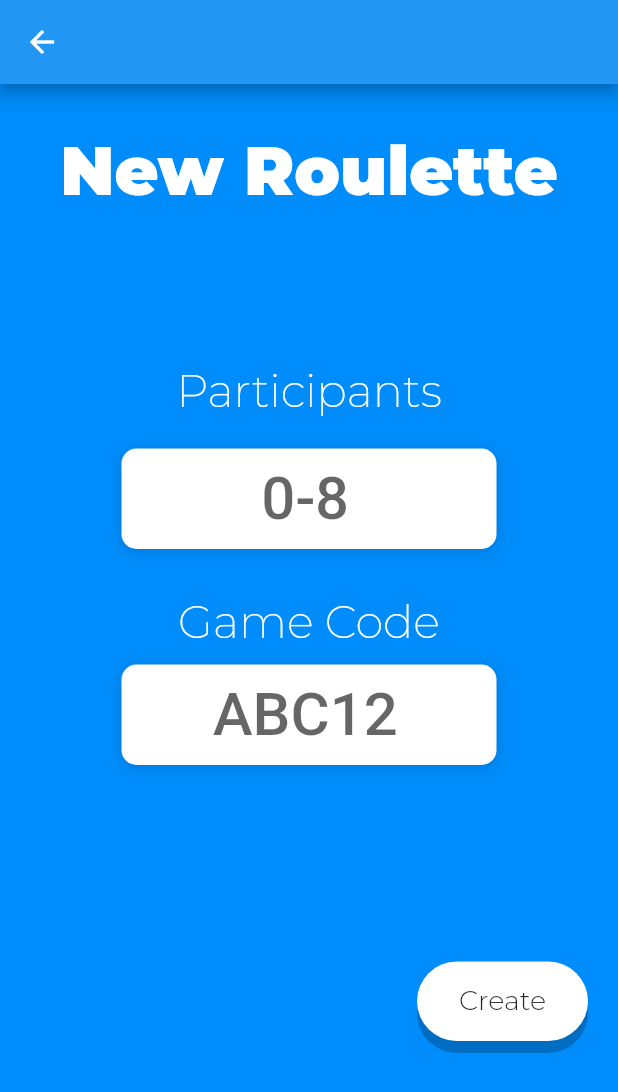
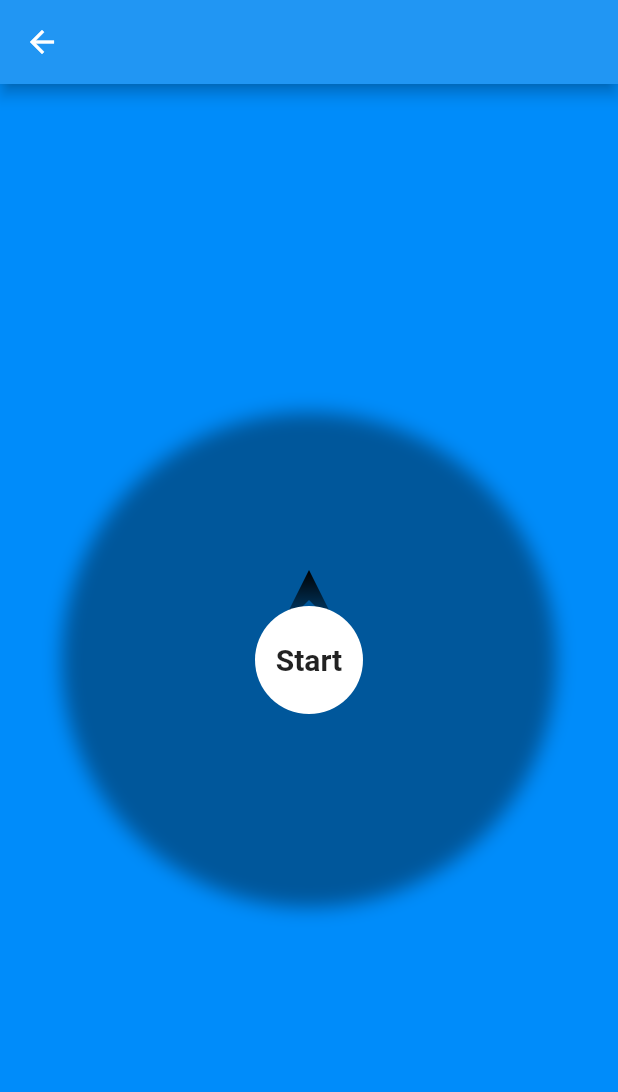
Before and after one commit to Pixele9/FlipIt, a Flutter app: the NewRoulette screen opened directly, after a tap on "Create", on a phone screen of 412 x 824 dp. Shown: the top 1092 px of the screen. Run offline on Flutter 3.47's test engine with Material 2 defaults, Android fonts, the phone set to English and light mode, and no system bars; our stand-ins replace google_fonts.

Commit message:
Roulette view

```diff
--- a/lib/screens/login.dart
+++ b/lib/screens/login.dart
@@ -57,7 +57,7 @@ class LoginPage extends StatelessWidget {
           ),
           child: FlatButton(
             onPressed: () {
-              if((usernameController.text == passwordController.text) && usernameController.text != '' && passwordController.text != ''){
+              if((usernameController.text == passwordController.text)){
                 login();
               } else {
                 final snackBar = SnackBar(
@@ -166,10 +166,10 @@ class LoginPage extends StatelessWidget {
             alignment: Alignment(-2.5, 0.9),
             child: Image(
               height: 307,
-              width: 361,
+              width: 290,
               image: AssetImage('assets/standing-6.png'),
               fit: BoxFit.contain,
-              alignment: Alignment.bottomLeft,
+              alignment: Alignment.bottomRight,
             ),
           ),
           Container(
--- a/lib/screens/new_roulette.dart
+++ b/lib/screens/new_roulette.dart
@@ -2,6 +2,8 @@ import 'package:flutter/material.dart';
 import '../utilities/constants.dart';
 import '../widgets/flipItInput.dart';
 import '../widgets/flipitButton.dart';
+import './roulette.dart';
+import '../utilities/authentication.dart';
 
 class NewRoulette extends StatelessWidget {
   @override
@@ -79,7 +81,9 @@ class NewRoulette extends StatelessWidget {
                               Container(
                               alignment: Alignment.bottomRight,
                               margin: const EdgeInsets.only(right: 20.0),
-                              child: flipItButton('Create', () => print('ok')),
+                              child: flipItButton('Create', () => {
+                                  Navigator.push(context, MaterialPageRoute(builder: (BuildContext context) => RoulettePage()))
+                              }),
                               )
                             ]
                               )
--- /dev/null
+++ b/lib/screens/roulette.dart
@@ -0,0 +1,181 @@
+import 'dart:ui';
+import 'package:flutter/material.dart';
+import '../utilities/board_view.dart';
+import '../utilities/constants.dart';
+import '../utilities/items.dart';
+import 'dart:math';
+
+class RoulettePage extends StatefulWidget {
+  @override
+  State<StatefulWidget> createState() {
+    return _RoulettePageState();
+  }
+}
+
+class _RoulettePageState extends State<RoulettePage> with SingleTickerProviderStateMixin {
+
+  // final TextEditingController optionController = new TextEditingController();
+  // final GlobalKey<FormState> _keyDialogForm = new GlobalKey<FormState>();
+  double _angle = 0;
+  double _current = 0;
+  AnimationController _ctrl;
+  Animation _ani;
+  List<Item> _items = [
+    Item(" ", Colors.accents[0]),
+  ];
+
+  @override
+  void initState() {
+    super.initState();
+    // optionController.text = "";
+    var _duration = Duration(milliseconds: 5000);
+    _ctrl = AnimationController(vsync: this, duration: _duration);
+    _ani = CurvedAnimation(parent: _ctrl, curve: Curves.fastLinearToSlowEaseIn);
+  }
+
+  @override
+  Widget build(BuildContext context) {
+
+    return Scaffold(
+          backgroundColor: primaryColor,
+          appBar: AppBar(),
+          body: Container(
+            child: AnimatedBuilder(
+                animation: _ani,
+                builder: (context, child) {
+                  final _value = _ani.value;
+                  final _angle = _value * this._angle;
+                  return Stack(
+                    alignment: Alignment.center,
+                    children: <Widget>[
+                      BoardView(items: _items, current: _current, angle: _angle),
+                      _buildGo(),
+                      _buildResult(_value),
+                      // FlatButton(
+                      //   onPressed: showOptionDialog(),
+                      //   child: null
+                      // )
+                    ],
+                  );
+                }),
+          ),
+    );
+  }
+
+  // showOptionDialog() {
+  //   return showDialog(
+  //       context: context,
+  //       builder: (BuildContext context) {
+  //         return AlertDialog(
+  //           title: Form(
+  //             key: _keyDialogForm,
+  //             child: Column(
+  //               children: <Widget>[
+  //                 TextFormField(
+  //                   decoration: const InputDecoration(
+  //                     icon: Icon(Icons.ac_unit),
+  //                   ),
+  //                   maxLength: 8,
+  //                   textAlign: TextAlign.center,
+  //                   onSaved: (val) {
+  //                     optionController.text = val;
+  //                     setState(() {});
+  //                   },
+  //                   autovalidate: true,
+  //                   validator: (value) {
+  //                     if (value.isEmpty) {
+  //                       return 'Enter the new option';
+  //                     }
+
+  //                     return null;
+  //                   },
+  //                 )
+  //               ],
+  //             ),
+  //           ),
+  //           actions: <Widget>[
+  //             FlatButton(
+  //               onPressed: () {
+  //                 if (_keyDialogForm.currentState.validate()) {
+  //                   _keyDialogForm.currentState.save();
+
+  //                   Navigator.pop(context);
+  //                 }
+  //               },
+  //               child: Text('Save'),
+  //               color: Colors.blue,
+  //             ),
+  //             FlatButton(
+  //                 onPressed: () {
+  //                   Navigator.pop(context);
+  //                 },
+  //                 child: Text('Cancel')),
+  //           ],
+  //         );
+  //       });
+  // }
+
+
+  _buildGo() {
+    return Material(
+      color: Colors.white,
+      shape: CircleBorder(),
+      child: InkWell(
+        customBorder: CircleBorder(),
+        child: Container(
+          alignment: Alignment.center,
+          height: 72,
+          width: 72,
+          child: Text(
+            "Start",
+            style: TextStyle(fontSize: 20.0, fontWeight: FontWeight.bold),
+          ),
+        ),
+        onTap: _animation,
+      ),
+    );
+  }
+
+  _animation() {
+    if (!_ctrl.isAnimating) {
+      var _random = Random().nextDouble();
+      _angle = 20 + Random().nextInt(5) + _random;
+      _ctrl.forward(from: 0.0).then((_) {
+        _current = (_current + _random);
+        _current = _current - _current ~/ 1;
+        _ctrl.reset();
+      });
+    }
+  }
+
+  int _calIndex(value) {
+    var _base = (2 * pi / _items.length / 2) / (2 * pi);
+    return (((_base + value) % 1) * _items.length).floor();
+  }
+
+  _buildResult(_value) {
+    var _index = _calIndex(_value * _angle + _current);
+    String _text = _items[_index].text;
+    _text = _text[0].toUpperCase() + _text.substring(1);
+    return Padding(
+      padding: EdgeInsets.symmetric(vertical: 10.0),
+      child: Align(
+        alignment: Alignment.bottomCenter,
+        child: Container(
+          height: 120,
+          width: 140,
+          child: Text(
+            _text,
+            style: TextStyle(
+              color: Colors.white,
+              fontSize: 24.0,
+              fontWeight: FontWeight.bold,
+              letterSpacing: 1.0,
+            ),
+            textAlign: TextAlign.center,
+          )
+        ),
+      ),
+    );
+  }
+}
--- /dev/null
+++ b/lib/utilities/arrow_view.dart
@@ -0,0 +1,47 @@
+import 'package:flutter/material.dart';
+import 'dart:math';
+
+class ArrowView extends StatelessWidget {
+  @override
+  Widget build(BuildContext context) {
+    return Align(
+      alignment: Alignment.center,
+      child: Transform.rotate(
+        angle: pi,
+        child: Padding(
+          padding: EdgeInsets.only(top: 80),
+          child: ClipPath(
+            clipper: _ArrowClipper(),
+            child: Container(
+              decoration: BoxDecoration(
+                  gradient: LinearGradient(
+                      begin: Alignment.topCenter,
+                      end: Alignment.bottomCenter,
+                      colors: [Colors.black12, Colors.black])),
+              height: 40,
+              width: 40,
+            ),
+          ),
+        ),
+      ),
+    );
+  }
+}
+
+class _ArrowClipper extends CustomClipper<Path> {
+  @override
+  Path getClip(Size size) {
+    Path _path = Path();
+    Offset _center = size.center(Offset.zero);
+    _path.lineTo(_center.dx, size.height);
+    _path.lineTo(size.width, 0);
+    _path.lineTo(_center.dx, _center.dy);
+    _path.close();
+    return _path;
+  }
+
+  @override
+  bool shouldReclip(CustomClipper<Path> oldClipper) {
+    return false;
+  }
+}
--- /dev/null
+++ b/lib/utilities/board_view.dart
@@ -0,0 +1,129 @@
+import 'package:flutter/material.dart';
+import 'arrow_view.dart';
+import 'items.dart';
+import 'dart:math';
+
+class BoardView extends StatefulWidget {
+  final double angle;
+  final double current;
+  final List<Item> items;
+
+  const BoardView({Key key, this.angle, this.current, this.items})
+      : super(key: key);
+
+  @override
+  State<StatefulWidget> createState() {
+    return _BoardViewState();
+  }
+}
+
+class _BoardViewState extends State<BoardView> {
+  Size get size => Size(MediaQuery.of(context).size.width * 0.8,
+      MediaQuery.of(context).size.width * 0.8);
+
+  double _rotote(int index) => (index / widget.items.length) * 2 * pi;
+
+  @override
+  Widget build(BuildContext context) {
+    return Stack(
+      alignment: Alignment.center,
+      children: <Widget>[
+        //shadow
+        Container(
+          height: size.height,
+          width: size.width,
+          decoration: BoxDecoration(
+              shape: BoxShape.circle,
+              boxShadow: [BoxShadow(blurRadius: 10, color: Colors.black38)]),
+        ),
+        Transform.rotate(
+          angle: -(widget.current + widget.angle) * 2 * pi,
+          child: Stack(
+            alignment: Alignment.center,
+            children: <Widget>[
+              for (var luck in widget.items) ...[_buildCard(luck)],
+              for (var luck in widget.items) ...[_buildImage(luck)],
+            ],
+          ),
+        ),
+        Container(
+          height: size.height,
+          width: size.width,
+          child: ArrowView(),
+        ),
+      ],
+    );
+  }
+
+  _buildCard(Item luck) {
+    var _rotate = _rotote(widget.items.indexOf(luck));
+    var _angle = 2 * pi / widget.items.length;
+    return Transform.rotate(
+      angle: _rotate,
+      child: ClipPath(
+        clipper: _LuckPath(_angle),
+        child: Container(
+          height: size.height,
+          width: size.width,
+          decoration: BoxDecoration(
+              gradient: LinearGradient(
+                  begin: Alignment.topCenter,
+                  end: Alignment.bottomCenter,
+                  colors: [luck.color, luck.color.withOpacity(1)])),
+        ),
+      ),
+    );
+  }
+
+  _buildImage(Item luck) {
+    var _rotate = _rotote(widget.items.indexOf(luck));
+    // String _text = _items[_index].text;
+    return Transform.rotate(
+      angle: _rotate,
+      child: Container(
+        height: size.height,
+        width: size.width,
+        alignment: Alignment.topCenter,
+        child: ConstrainedBox(
+          constraints:
+              BoxConstraints.expand(height: size.height / 3, width: 70),
+          child: Container(
+            height: 80,
+            width: 80,
+            child: Text(
+              luck.text,
+              style: TextStyle(
+                color: Colors.white,
+                fontWeight: FontWeight.bold,
+                fontSize: 20.0,
+              ),
+              textAlign: TextAlign.center,
+            )
+          ),
+        ),
+      ),
+    );
+  }
+}
+
+class _LuckPath extends CustomClipper<Path> {
+  final double angle;
+
+  _LuckPath(this.angle);
+
+  @override
+  Path getClip(Size size) {
+    Path _path = Path();
+    Offset _center = size.center(Offset.zero);
+    Rect _rect = Rect.fromCircle(center: _center, radius: size.width / 2);
+    _path.moveTo(_center.dx, _center.dy);
+    _path.arcTo(_rect, -pi / 2 - angle / 2, angle, false);
+    _path.close();
+    return _path;
+  }
+
+  @override
+  bool shouldReclip(_LuckPath oldClipper) {
+    return angle != oldClipper.angle;
+  }
+}
--- /dev/null
+++ b/lib/utilities/items.dart
@@ -0,0 +1,8 @@
+import 'dart:ui';
+
+class Item{
+  final String text;
+  final Color color;
+
+  Item(this.text, this.color);
+}
```
